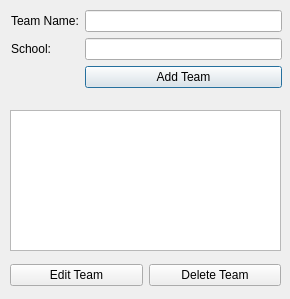
Old version of the form src/registration_app/team_table.ui in the repository trigger-happy/Cerberus.
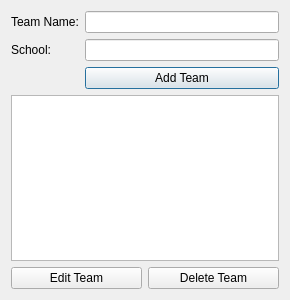
New version of the form.

Commit message: Did a few layout fixes.

```diff
--- a/src/registration_app/team_table.ui
+++ b/src/registration_app/team_table.ui
@@ -6,22 +6,15 @@
    <rect>
     <x>0</x>
     <y>0</y>
-    <width>290</width>
-    <height>299</height>
+    <width>276</width>
+    <height>300</height>
    </rect>
   </property>
   <property name="windowTitle">
    <string>Team View</string>
   </property>
-  <widget class="QWidget" name="formLayoutWidget">
-   <property name="geometry">
-    <rect>
-     <x>11</x>
-     <y>10</y>
-     <width>271</width>
-     <height>91</height>
-    </rect>
-   </property>
+  <layout class="QVBoxLayout" name="verticalLayout">
+   <item>
    <layout class="QFormLayout" name="formLayout">
     <property name="fieldGrowthPolicy">
      <enum>QFormLayout::AllNonFixedFieldsGrow</enum>
@@ -54,16 +47,18 @@
      </widget>
     </item>
    </layout>
-  </widget>
-  <widget class="QWidget" name="gridLayoutWidget">
-   <property name="geometry">
-    <rect>
-     <x>10</x>
-     <y>260</y>
-     <width>271</width>
-     <height>31</height>
-    </rect>
-   </property>
+   </item>
+   <item>
+    <widget class="QListView" name="team_listview">
+     <property name="minimumSize">
+      <size>
+       <width>268</width>
+       <height>158</height>
+      </size>
+     </property>
+    </widget>
+   </item>
+   <item>
    <layout class="QGridLayout" name="gridLayout">
     <item row="0" column="0">
      <widget class="QPushButton" name="team_edit_btn">
@@ -80,17 +75,8 @@
      </widget>
     </item>
    </layout>
-  </widget>
-  <widget class="QListView" name="team_listview">
-   <property name="geometry">
-    <rect>
-     <x>10</x>
-     <y>110</y>
-     <width>271</width>
-     <height>141</height>
-    </rect>
-   </property>
-  </widget>
+   </item>
+  </layout>
  </widget>
  <resources/>
  <connections/>
```
Lines whose indentation alone changed are shown as unchanged. The commit also changes 3 other files.
